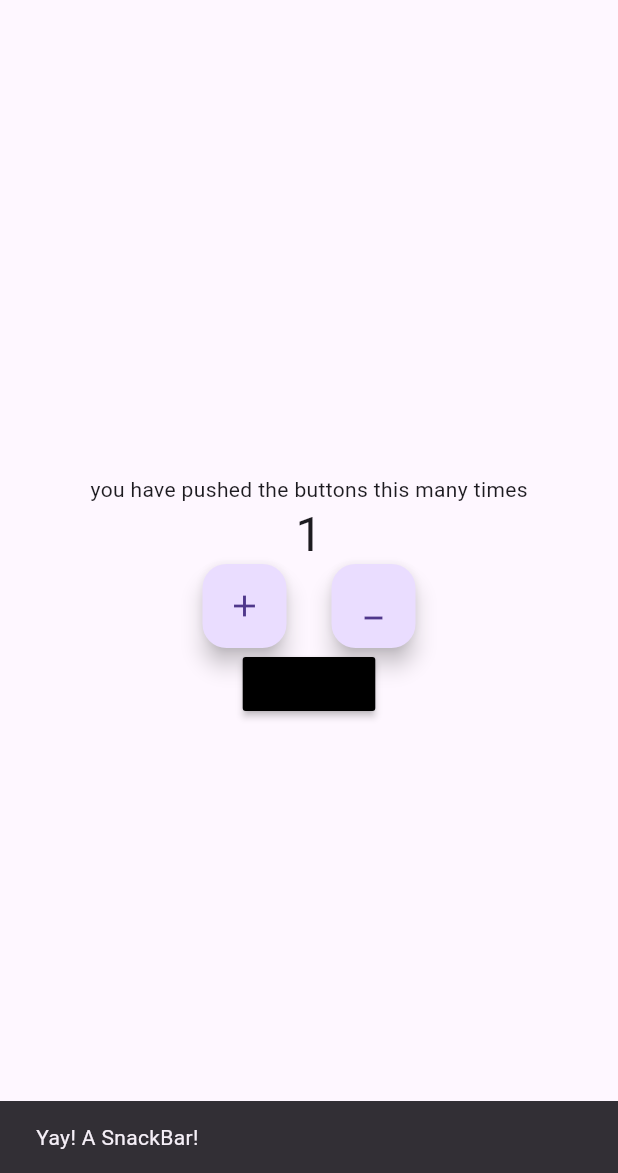
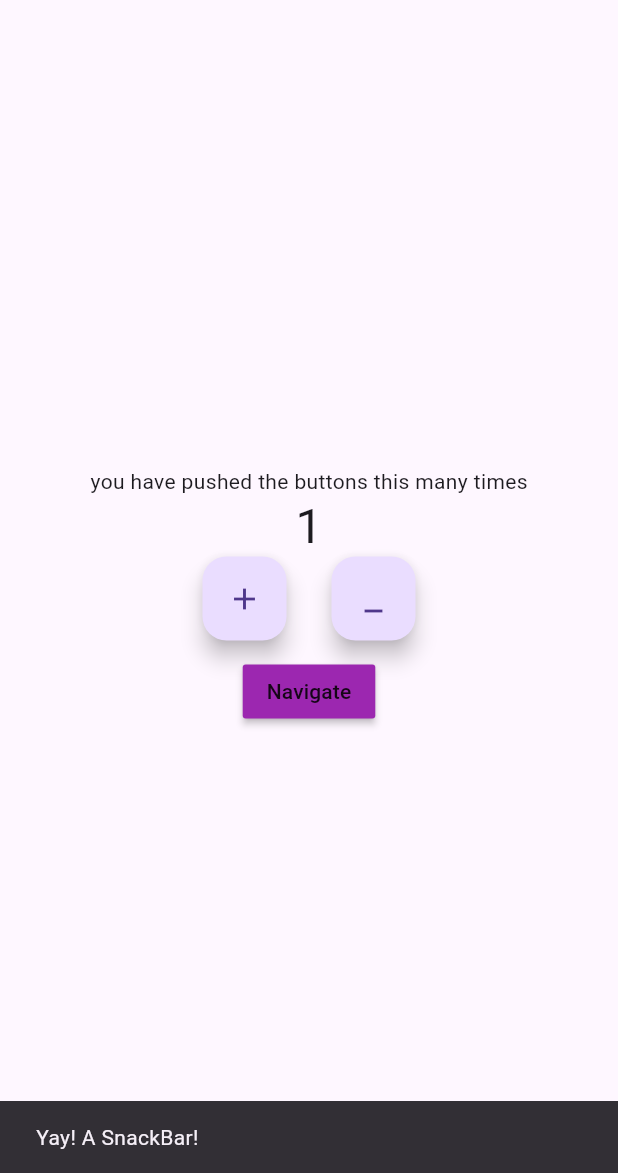
Before and after one commit to Barok-Getachew/Learning_Bloc, a Flutter app: the screen it shows after launch, after a tap on the "add" icon, on a phone screen of 412 x 824 dp, the part 63-1236 px from its top. Run offline on Flutter 3.47's test engine with Material 3 defaults, Android fonts, the phone set to English and light mode, and no system bars; our stand-ins replace bloc, equatable, flutter_bloc.

Commit message:
adding some files and trying to understand bloc to bloc

```diff
--- a/lib/presentation/screen/homescreen.dart
+++ b/lib/presentation/screen/homescreen.dart
@@ -30,8 +30,8 @@ class _HomeScreenState extends State<HomeScreen> {
               listener: (context, state) {
                 if (state.wasIncreamented) {
                   // Show snackbar when counter > 10
-                  final snackBar = SnackBar(
-                    content: const Text('Yay! A SnackBar!'),
+                  const snackBar = SnackBar(
+                    content: Text('Yay! A SnackBar!'),
                   );
 
                   // Find the ScaffoldMessenger in the widget tree
@@ -39,8 +39,8 @@ class _HomeScreenState extends State<HomeScreen> {
                   ScaffoldMessenger.of(context).showSnackBar(snackBar);
                 } else {
                   // Show snackbar when counter > 10
-                  final snackBar = SnackBar(
-                    content: const Text('Decreamentd'),
+                  const snackBar = SnackBar(
+                    content: Text('Decreamentd'),
                   );
 
                   // Find the ScaffoldMessenger in the widget tree
@@ -73,13 +73,17 @@ class _HomeScreenState extends State<HomeScreen> {
                 ),
               ],
             ),
+           const SizedBox(
+              height: 10,
+            ),
+
             MaterialButton(
               onPressed: () {
                 Navigator.of(context).push(MaterialPageRoute(
-                  builder: (context) => const SecondScreen(title: "title"),
+                  builder: (context) => const SecondScreen(title: "Second Page"),
                 ));
               },
-              color: Colors.black,
+              color: Colors.purple,
               child: const Text('Navigate'),
             ),
           ],
--- a/pubspec.yaml
+++ b/pubspec.yaml
@@ -38,6 +38,7 @@ dependencies:
   flutter_bloc: ^8.1.4
   equatable: ^2.0.5
   bloc_test: ^9.1.6
+  connectivity_plus: ^6.0.1
 
 dev_dependencies:
   flutter_test:
```
Also changed, not shown: lib/logic/cubit/internet_cubit.dart (added, +12 -0 lines), lib/logic/cubit/internet_cubit_state.dart (added, +27 -0 lines), pubspec.lock, 6 other files.
